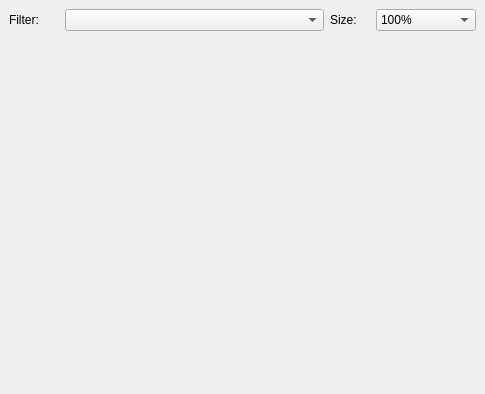
Before: the Qt Designer form CapraVision/client/qt/uifiles/WinViewer.ui in Octets/SeaGoatVision, drawn with Qt 5.
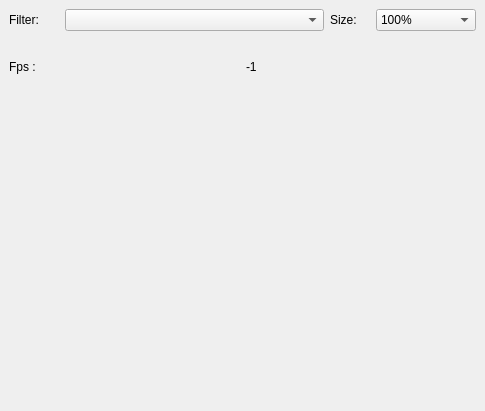
After: the same form once the commit is applied.

Commit message: Adding fps on QT interface

Patch:
```diff
--- a/CapraVision/client/qt/uifiles/WinViewer.ui
+++ b/CapraVision/client/qt/uifiles/WinViewer.ui
@@ -7,7 +7,7 @@
     <x>0</x>
     <y>0</y>
     <width>485</width>
-    <height>394</height>
+    <height>411</height>
    </rect>
   </property>
   <property name="windowTitle">
@@ -111,8 +111,29 @@
       </item>
      </layout>
     </item>
+    <item>
+     <layout class="QHBoxLayout" name="horizontalLayout_2">
+      <item>
+       <widget class="QLabel" name="label_3">
+        <property name="text">
+         <string>Fps : </string>
+        </property>
+       </widget>
+      </item>
+      <item>
+       <widget class="QLabel" name="lbl_fps">
+        <property name="text">
+         <string>-1</string>
+        </property>
+       </widget>
+      </item>
+     </layout>
+    </item>
     <item>
      <widget class="QLabel" name="imageLabel">
+      <property name="enabled">
+       <bool>true</bool>
+      </property>
       <property name="minimumSize">
        <size>
         <width>400</width>
```
The commit also changes 1 other file.
